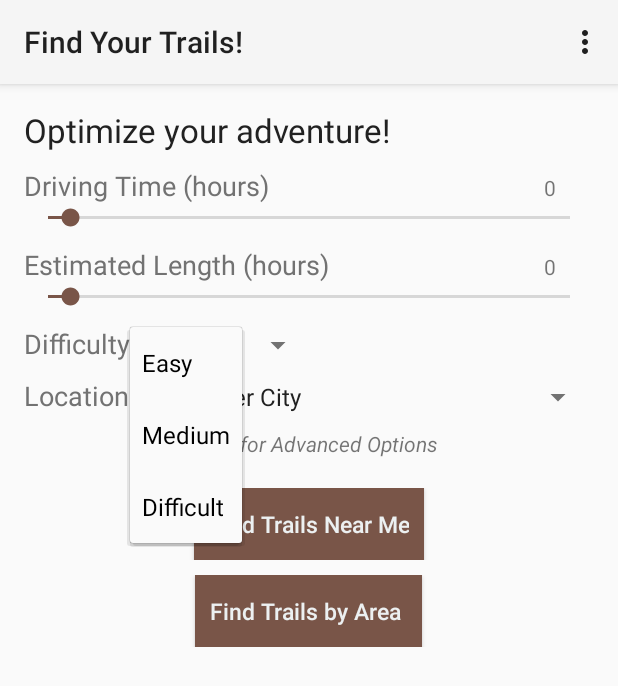
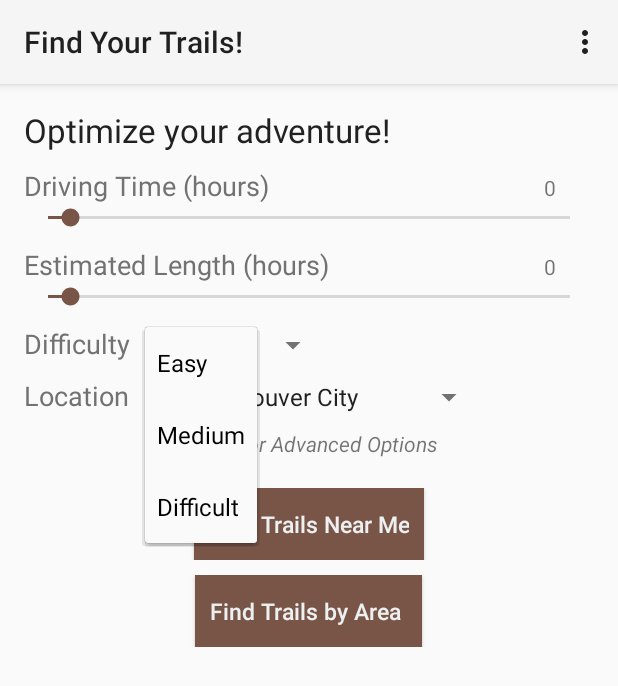
Before and after one commit to sidagrawal/StartUpWeekend, an Android app: the FindTrails screen opened directly, with no data from a screen before it, after a tap on "Easy", on a phone screen of 412 x 824 dp. Shown: the top 686 px of the screen. Run offline under Robolectric (Android 15) with nearby library versions, the light colour scheme and no system bars.

Commit message:
QoL changes

```diff
--- a/app/src/main/res/layout/activity_find_trails.xml
+++ b/app/src/main/res/layout/activity_find_trails.xml
@@ -101,6 +101,7 @@
         android:layout_height="wrap_content"
         android:textAppearance="?android:attr/textAppearanceMedium"
         android:text="Difficulty"
+        android:layout_marginRight="10dp"
         android:id="@+id/textView6" />
 
         <Spinner
@@ -130,11 +131,12 @@
                 android:layout_height="wrap_content"
                 android:textAppearance="?android:attr/textAppearanceMedium"
                 android:text="Location"
+                android:layout_marginRight="10dp"
                 android:id="@+id/location"/>
 
             <Spinner
                 android:id="@+id/other_locations"
-                android:layout_width="match_parent"
+                android:layout_width="wrap_content"
                 android:layout_height="wrap_content"
                 android:spinnerMode="dropdown"
                 android:entries="@array/other_locations"
```
